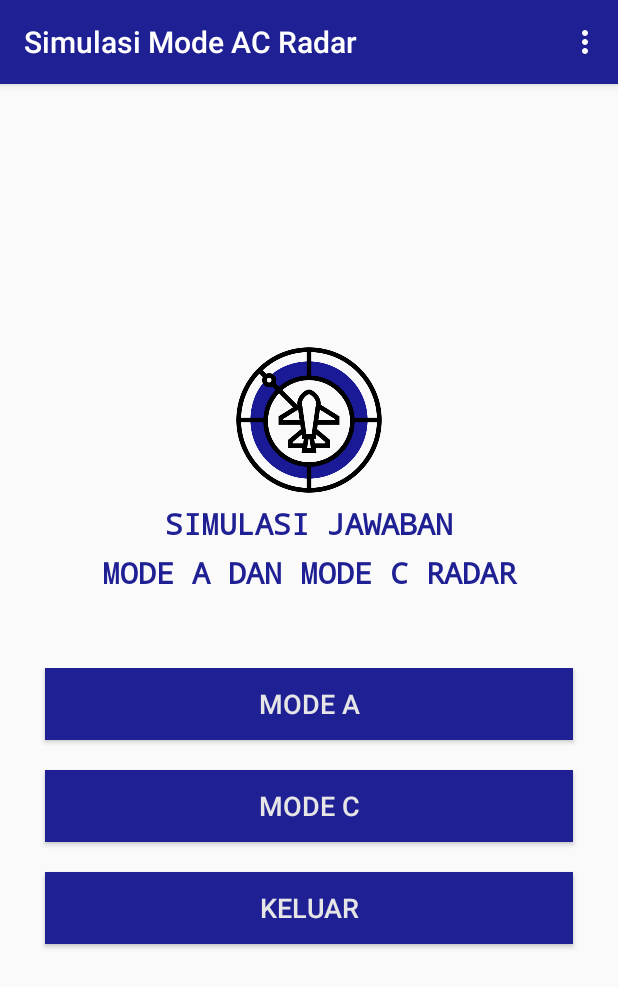
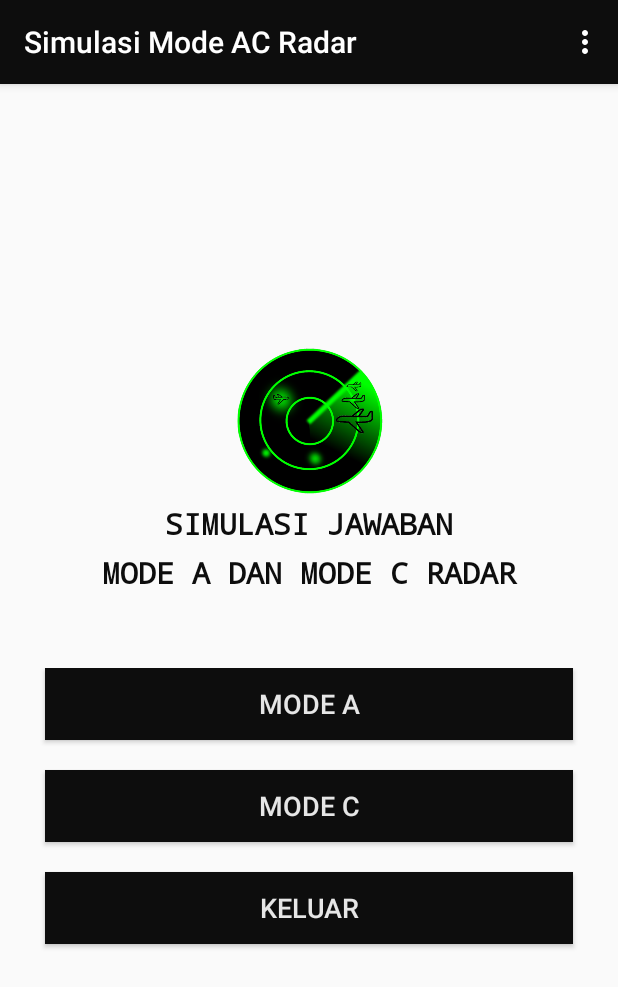
Before and after one commit to fikneader/SimulasiModeACRadar, an Android app: the MainActivity screen opened directly, with no data from a screen before it, on a phone screen of 412 x 824 dp. Shown: the top 987 px of the screen. Run offline under Robolectric (Android 15) with nearby library versions, the phone set to English and light mode, and no system bars.

Commit message:
4 Maret 2020

```diff
--- a/app/src/main/res/layout/activity_about.xml
+++ b/app/src/main/res/layout/activity_about.xml
@@ -25,7 +25,7 @@
         android:layout_height="3dp"
         android:layout_marginTop="@dimen/spacing_medium"
         android:layout_marginBottom="@dimen/spacing_medium"
-        android:background="@color/colorPrimary" />
+        android:background="@color/grey_100_" />
 
     <View
         android:layout_width="0dp"
--- a/app/src/main/res/layout/activity_main.xml
+++ b/app/src/main/res/layout/activity_main.xml
@@ -20,7 +20,7 @@
         android:layout_marginTop="5dp"
         android:gravity="center"
         android:text="SIMULASI JAWABAN"
-        android:textColor="@color/colorPrimary"
+        android:textColor="@color/grey_100_"
         android:textSize="20sp"
         android:textStyle="bold"
         android:typeface="monospace" />
@@ -31,7 +31,7 @@
         android:layout_marginTop="5dp"
         android:gravity="center"
         android:text="MODE A DAN MODE C RADAR"
-        android:textColor="@color/colorPrimary"
+        android:textColor="@color/grey_100_"
         android:textSize="20sp"
         android:textStyle="bold"
         android:typeface="monospace" />
@@ -50,12 +50,12 @@
                 android:layout_marginLeft="30dp"
                 android:layout_marginRight="30dp"
                 android:layout_marginBottom="20dp"
+                android:background="@color/grey_100_"
                 android:gravity="center"
                 android:scrollbars="vertical"
                 android:text="Mode A"
                 android:textColor="#E6E6E6"
-                android:textSize="18sp"
-                android:background="@color/colorPrimary"/>
+                android:textSize="18sp" />
 
             <androidx.appcompat.widget.AppCompatButton
                 android:id="@+id/btn_mode_c"
@@ -64,10 +64,10 @@
                 android:layout_marginLeft="30dp"
                 android:layout_marginRight="30dp"
                 android:layout_marginBottom="20dp"
+                android:background="@color/grey_100_"
                 android:gravity="center"
                 android:scrollbars="vertical"
                 android:text="Mode C"
-                android:background="@color/colorPrimary"
                 android:textColor="#E6E6E6"
                 android:textSize="18sp" />
 
@@ -78,12 +78,12 @@
                 android:layout_marginLeft="30dp"
                 android:layout_marginRight="30dp"
                 android:layout_marginBottom="20dp"
+                android:background="@color/grey_100_"
                 android:gravity="center"
                 android:scrollbars="vertical"
                 android:text="Keluar"
                 android:textColor="#E6E6E6"
-                android:textSize="18sp"
-                android:background="@color/colorPrimary" />
+                android:textSize="18sp" />
 
         </LinearLayout>
 
--- a/app/src/main/res/layout/activity_mode_a.xml
+++ b/app/src/main/res/layout/activity_mode_a.xml
@@ -552,7 +552,7 @@
             android:layout_marginStart="30dp"
             android:layout_marginTop="30dp"
             android:layout_marginEnd="30dp"
-            android:background="@color/colorPrimary"
+            android:background="@color/grey_100_"
             android:gravity="center"
             android:scrollbars="vertical"
             android:text="SIMULASIKAN"
--- a/app/src/main/res/layout/activity_mode_c.xml
+++ b/app/src/main/res/layout/activity_mode_c.xml
@@ -438,7 +438,7 @@
             android:layout_marginStart="30dp"
             android:layout_marginTop="30dp"
             android:layout_marginEnd="30dp"
-            android:background="@color/colorPrimary"
+            android:background="@color/grey_100_"
             android:gravity="center"
             android:scrollbars="vertical"
             android:text="SIMULASIKAN"
--- a/app/src/main/res/layout/activity_splash_screen.xml
+++ b/app/src/main/res/layout/activity_splash_screen.xml
@@ -14,6 +14,7 @@
         android:layout_height="match_parent"
         android:layout_gravity="bottom|center"
         android:layout_weight="0.5"
+        android:background="#FFFFFF"
         android:gravity="center"
         android:orientation="vertical"
         android:scaleType="centerInside">
@@ -25,6 +26,7 @@
             android:layout_alignParentStart="true"
             android:layout_alignParentBottom="true"
             android:layout_marginTop="50dp"
+            android:background="#FFFFFF"
             app:srcCompat="@drawable/icon_radar" />
 
         <TextView
@@ -33,7 +35,7 @@
             android:layout_height="wrap_content"
             android:gravity="center"
             android:text="SIMULASI MODE AC RADAR"
-            android:textColor="@color/colorPrimary"
+            android:textColor="@color/grey_100_"
             android:textSize="30sp"
             android:textStyle="bold"
             android:typeface="monospace" />
--- a/app/src/main/res/values/colors.xml
+++ b/app/src/main/res/values/colors.xml
@@ -1,7 +1,7 @@
 <?xml version="1.0" encoding="utf-8"?>
 <resources>
-    <color name="colorPrimary">#202095</color>
-    <color name="colorPrimaryDark">#202095</color>
+    <color name="colorPrimary">#0d0d0d</color>
+    <color name="colorPrimaryDark">#0d0d0d</color>
     <color name="colorAccent">#03DAC5</color>
     <color name="white">#ffffff</color>
     <color name="grey_3">#f7f7f7</color>
--- a/app/src/main/res/values/styles.xml
+++ b/app/src/main/res/values/styles.xml
@@ -15,4 +15,9 @@
         <item name="colorAccent">@color/white</item>
     </style>
 
+    <style name="DialogeTheme" parent="Theme.AppCompat.Dialog.Alert">
+        <item name="android:background">@color/colorPrimary</item>
+        <item name="colorAccent">@android:color/white</item>
+    </style>
+
 </resources>
```
Also changed, not shown: app/src/main/java/stta/ac/id/simulasimodeacradar/MainActivity.java (+23 -1 lines), app/src/main/java/stta/ac/id/simulasimodeacradar/ModeCActivity.java (+16 -2 lines), app/src/main/res/drawable/icon_radar.png, app/src/main/res/drawable/icon_radar_small.png.
